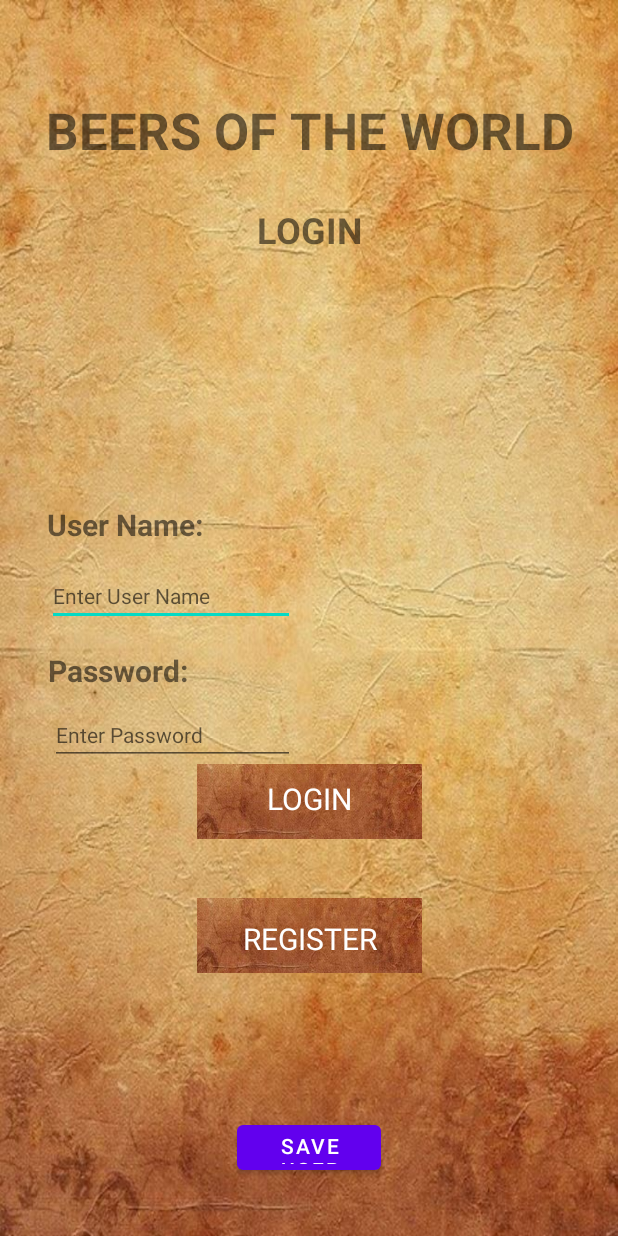
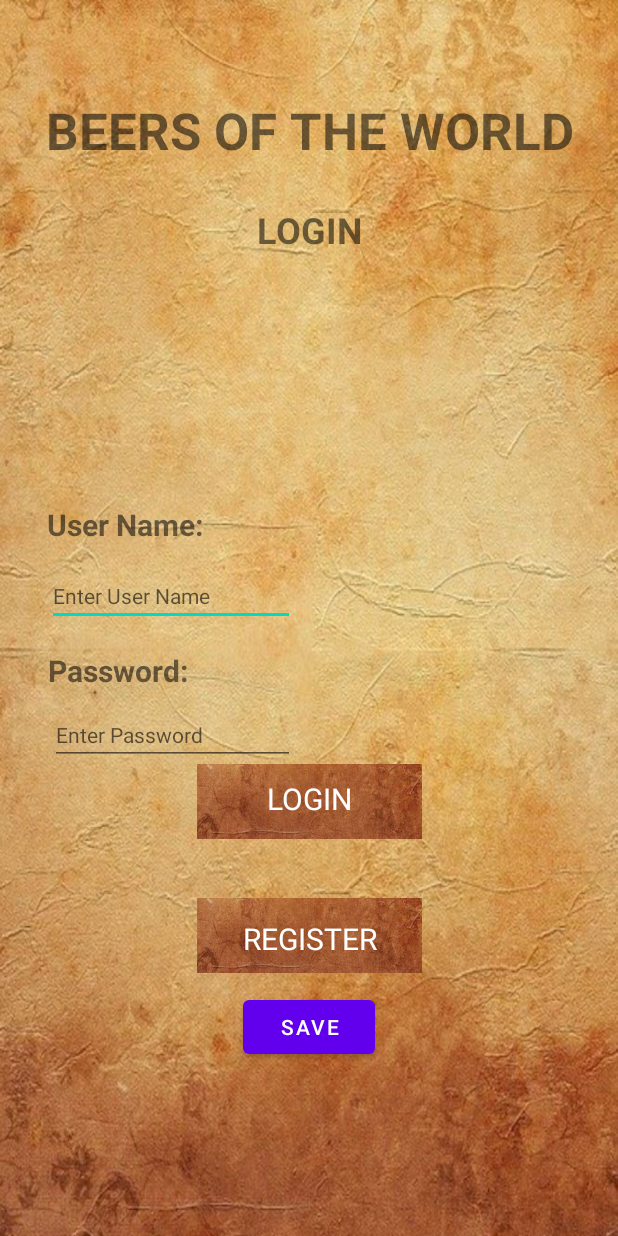
Before and after one commit to Zharrat/BEERS_OF_THE_WORLD, an Android app: the screen it shows after launch (LoginActivity), on a phone screen of 412 x 824 dp. Run offline under Robolectric (Android 15) with nearby library versions, the phone set to English and light mode, and no system bars; our stand-ins replace Room's generated code; libraries missing offline, so code that uses them is left out: androidx.datastore.preferences; 1 statement that could not run was skipped.

Commit message:
Implementado logged as. Funcionando en mainfragment. Mejorando login de usuarios. Funciona bien.

```diff
--- a/app/src/main/java/com/example/beers_of_the_world/ui/fragments/LoginFragment.kt
+++ b/app/src/main/java/com/example/beers_of_the_world/ui/fragments/LoginFragment.kt
@@ -140,7 +140,9 @@ class LoginFragment : Fragment() {
 
     private fun observeData() {
         //Updates name
+        //It determines if there is some usser registered.
         if (userPreferences.userNameFlow.toString() != "") {
+            //if there is an user registered, continues the process
                 userPreferences.userNameFlow.asLiveData().observe(viewLifecycleOwner, {
                 startActivity(Intent(requireContext(), MainActivity::class.java))
                 //finish the current activity.
@@ -198,7 +200,7 @@ class LoginFragment : Fragment() {
 
     fun buttonSave() {
        binding.buttonSave.setOnClickListener() {
-           //Toast.makeText(getActivity(), "LAUNCH LOGIN ACTIVITY", Toast.LENGTH_LONG).show();
+        Toast.makeText(getActivity(), "LAUNCH LOGIN ACTIVITY", Toast.LENGTH_LONG).show();
            name = binding.userNameTextField.text.toString()
 
             //Stores the values
--- a/app/src/main/res/layout/fragment_login.xml
+++ b/app/src/main/res/layout/fragment_login.xml
@@ -211,14 +211,27 @@
 
         <Button
             android:id="@+id/buttonSave"
-            android:layout_width="96dp"
-            android:layout_height="42dp"
-            android:layout_marginBottom="38dp"
-            android:text="SAVE USER"
+            android:layout_width="wrap_content"
+            android:layout_height="wrap_content"
+            android:layout_marginTop="614dp"
+            android:layout_marginBottom="69dp"
+            android:text="SAVE"
             app:layout_constraintBottom_toBottomOf="parent"
             app:layout_constraintEnd_toEndOf="parent"
             app:layout_constraintHorizontal_bias="0.5"
-            app:layout_constraintStart_toStartOf="parent" />
+            app:layout_constraintStart_toStartOf="parent"
+            app:layout_constraintTop_toTopOf="parent" />
+
+        Button
+        android:id="@+id/buttonSave"
+        android:layout_width="96dp"
+        android:layout_height="42dp"
+        android:layout_marginBottom="38dp"
+        android:text="SAVE USER"
+        app:layout_constraintBottom_toBottomOf="parent"
+        app:layout_constraintEnd_toEndOf="parent"
+        app:layout_constraintHorizontal_bias="0.5"
+        app:layout_constraintStart_toStartOf="parent" />
 
 
     </androidx.constraintlayout.widget.ConstraintLayout>
```
